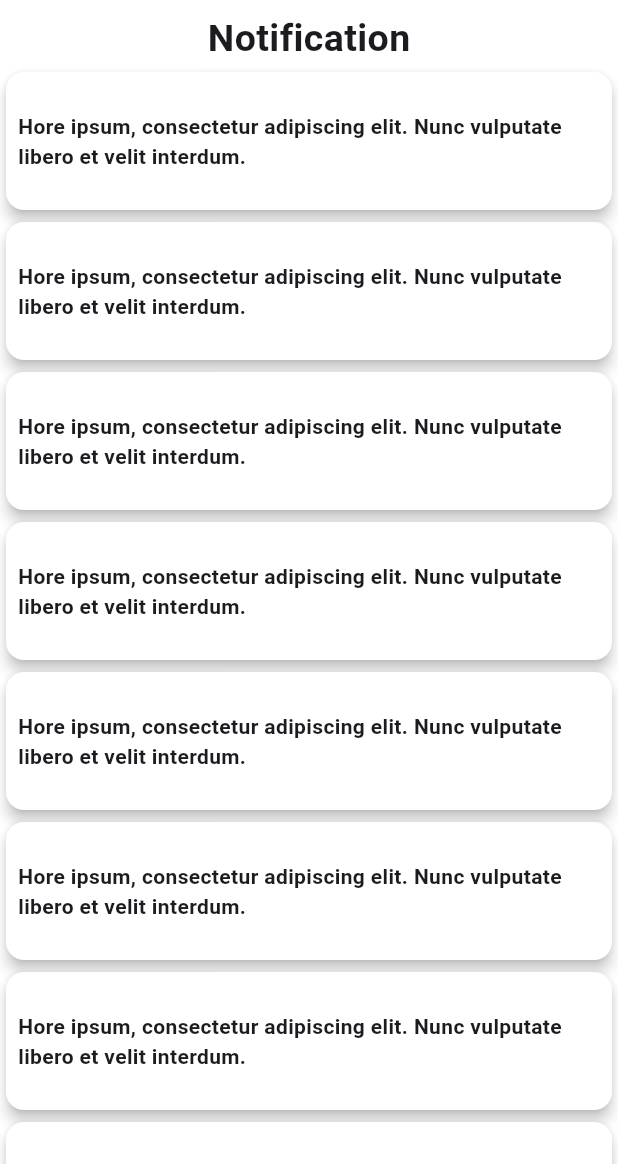
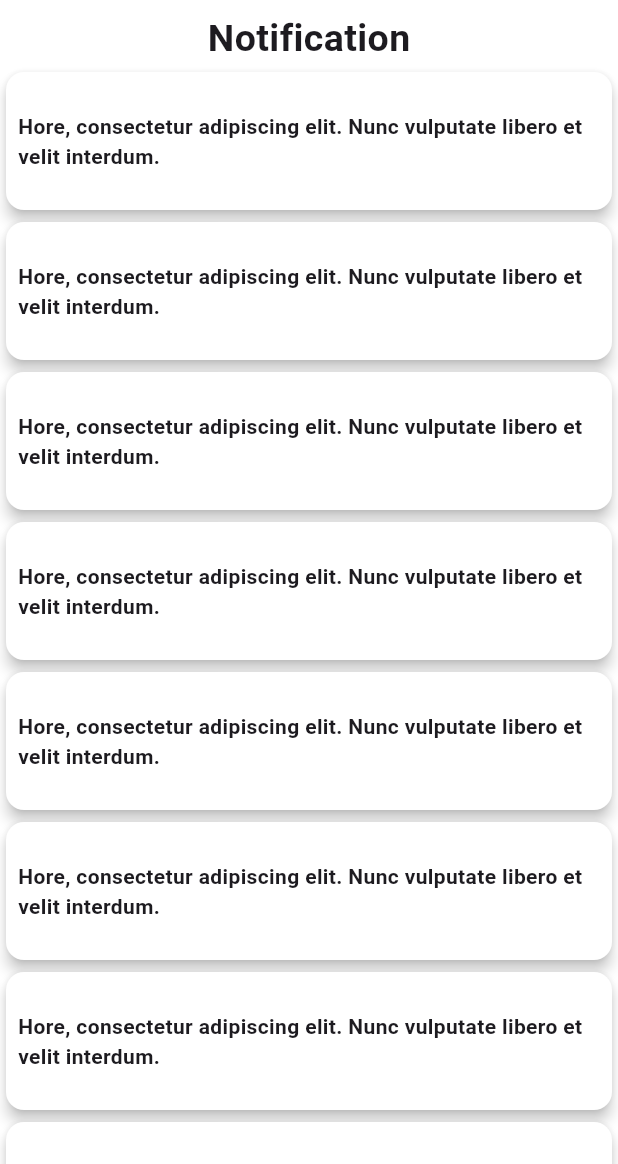
Before and after one commit to Shovon0017/Homemade-Haven, a Flutter app: the NotificationShow screen opened directly, on a phone screen of 412 x 824 dp, the part 72-1236 px from its top. Run offline on Flutter 3.47's test engine with Material 3 defaults, Android fonts, the phone set to English and light mode, and no system bars; our stand-ins replace animated_notch_bottom_bar, carousel_slider, flutter_secure_storage, get, get_storage, shimmer; accounts and stored records are empty.

```diff
--- a/lib/view/screen/notification/notification.dart
+++ b/lib/view/screen/notification/notification.dart
@@ -32,7 +32,7 @@ class NotificationShow extends StatelessWidget {
                     color: Colors.white,
                     child: Center(child: Padding(
                       padding: EdgeInsets.all(8.0),
-                      child: Text("Hore ipsum, consectetur adipiscing elit. Nunc vulputate libero et velit interdum.",style: TextStyle(fontWeight: FontWeight.bold),),
+                      child: Text("Hore, consectetur adipiscing elit. Nunc vulputate libero et velit interdum.",style: TextStyle(fontWeight: FontWeight.bold),),
                     )),
                   ),
                 );
```
